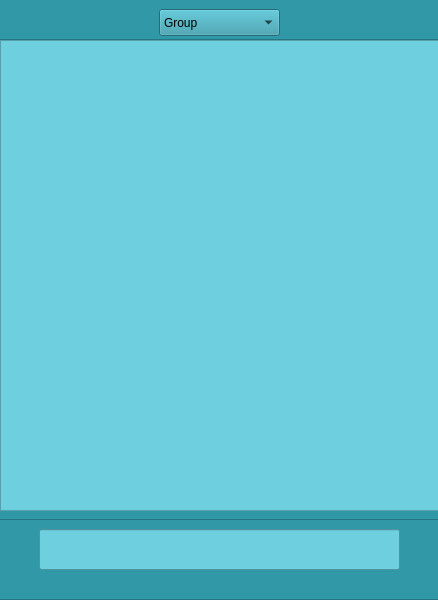
Qt form mainwindow.ui (rzonnie/PIA) before a commit.
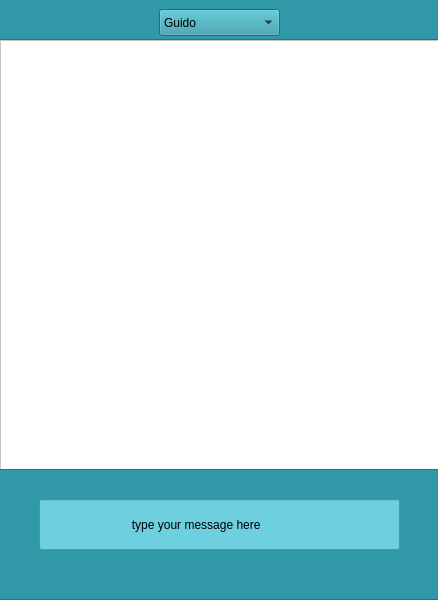
The same form after that commit.

Patch:
```diff
--- a/mainwindow.ui
+++ b/mainwindow.ui
@@ -48,14 +48,6 @@
        <height>27</height>
       </rect>
      </property>
-     <property name="styleSheet">
-      <string notr="true"/>
-     </property>
-     <item>
-      <property name="text">
-       <string>Group</string>
-      </property>
-     </item>
      <item>
       <property name="text">
        <string>Guido</string>
@@ -83,7 +75,7 @@
        <x>0</x>
        <y>50</y>
        <width>441</width>
-       <height>481</height>
+       <height>431</height>
       </rect>
      </property>
      <property name="widgetResizable">
@@ -95,7 +87,7 @@
         <x>0</x>
         <y>0</y>
         <width>439</width>
-        <height>479</height>
+        <height>429</height>
        </rect>
       </property>
       <widget class="QTextEdit" name="textEdit">
@@ -104,11 +96,11 @@
          <x>0</x>
          <y>0</y>
          <width>441</width>
-         <height>471</height>
+         <height>441</height>
         </rect>
        </property>
        <property name="styleSheet">
-        <string notr="true">background-color : #6ecfde</string>
+        <string notr="true">background-color : #FFFFFF</string>
        </property>
        <property name="readOnly">
         <bool>true</bool>
@@ -120,16 +112,16 @@
      <property name="geometry">
       <rect>
        <x>40</x>
-       <y>540</y>
+       <y>510</y>
        <width>361</width>
-       <height>41</height>
+       <height>51</height>
       </rect>
      </property>
      <property name="styleSheet">
       <string notr="true">background-color : #6ecfde;</string>
      </property>
      <property name="text">
-      <string/>
+      <string>                           type your message here</string>
      </property>
     </widget>
    </widget>
```
Left out of the diff: 4 changed lines with no effect on the pictures.
